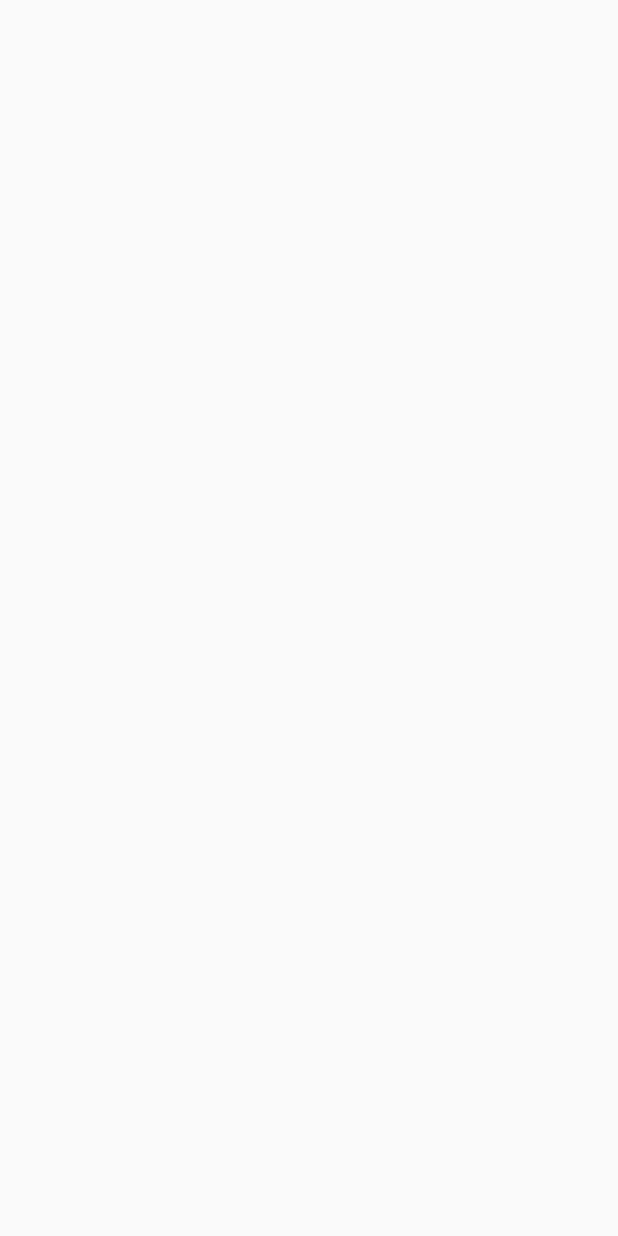
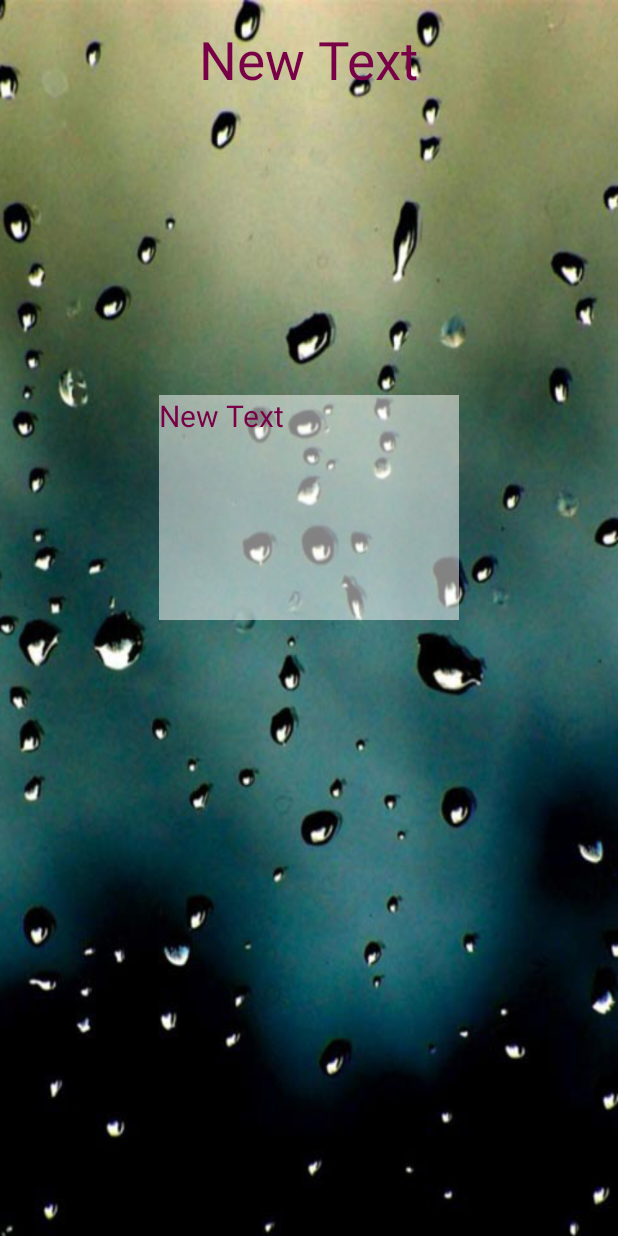
Before and after one commit to masterUNG/My-Traffic-12March16, an Android app: the DetailActivity screen opened directly, with no data from a screen before it, on a phone screen of 412 x 824 dp. Before the commit the screen is empty. Run offline under Robolectric (Android 15) with nearby library versions, the light colour scheme and no system bars.

Commit message:
Design UI Detail fininsh

```diff
--- a/app/src/main/java/appewtc/masterung/mytraffic/MainActivity.java
+++ b/app/src/main/java/appewtc/masterung/mytraffic/MainActivity.java
@@ -71,6 +71,8 @@
         trafficListView.setAdapter(myAdapter);
 
 
+
+
     }   // createListView
 
 
--- a/app/src/main/res/layout/activity_detail.xml
+++ b/app/src/main/res/layout/activity_detail.xml
@@ -7,6 +7,41 @@
     android:paddingLeft="@dimen/activity_horizontal_margin"
     android:paddingRight="@dimen/activity_horizontal_margin"
     android:paddingTop="@dimen/activity_vertical_margin"
-    tools:context="appewtc.masterung.mytraffic.DetailActivity">
+    tools:context="appewtc.masterung.mytraffic.DetailActivity"
+    android:background="@drawable/bg28">
 
+    <LinearLayout
+        android:orientation="vertical"
+        android:layout_width="match_parent"
+        android:layout_height="match_parent"
+        android:gravity="center_horizontal">
+
+        <TextView
+            android:layout_width="wrap_content"
+            android:layout_height="wrap_content"
+            android:text="New Text"
+            android:id="@+id/textView4"
+            android:textSize="@dimen/h1"
+            android:textColor="@color/text" />
+
+        <ImageView
+            android:layout_width="@dimen/image"
+            android:layout_height="@dimen/image"
+            android:id="@+id/imageView2" />
+
+        <ScrollView
+            android:layout_width="@dimen/image"
+            android:layout_height="150dp"
+            android:id="@+id/scrollView"
+            android:background="#82ffffff">
+
+            <TextView
+                android:layout_width="wrap_content"
+                android:layout_height="wrap_content"
+                android:text="New Text"
+                android:id="@+id/textView5"
+                android:textSize="@dimen/h2"
+                android:textColor="@color/text" />
+        </ScrollView>
+    </LinearLayout>
 </RelativeLayout>
```
